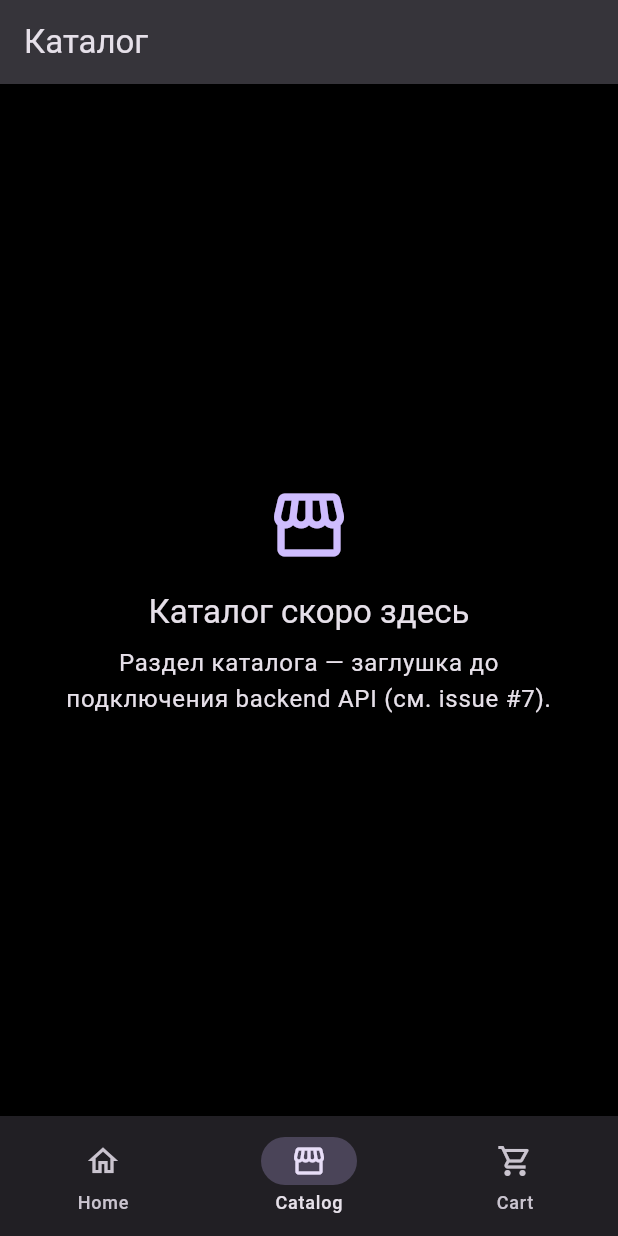
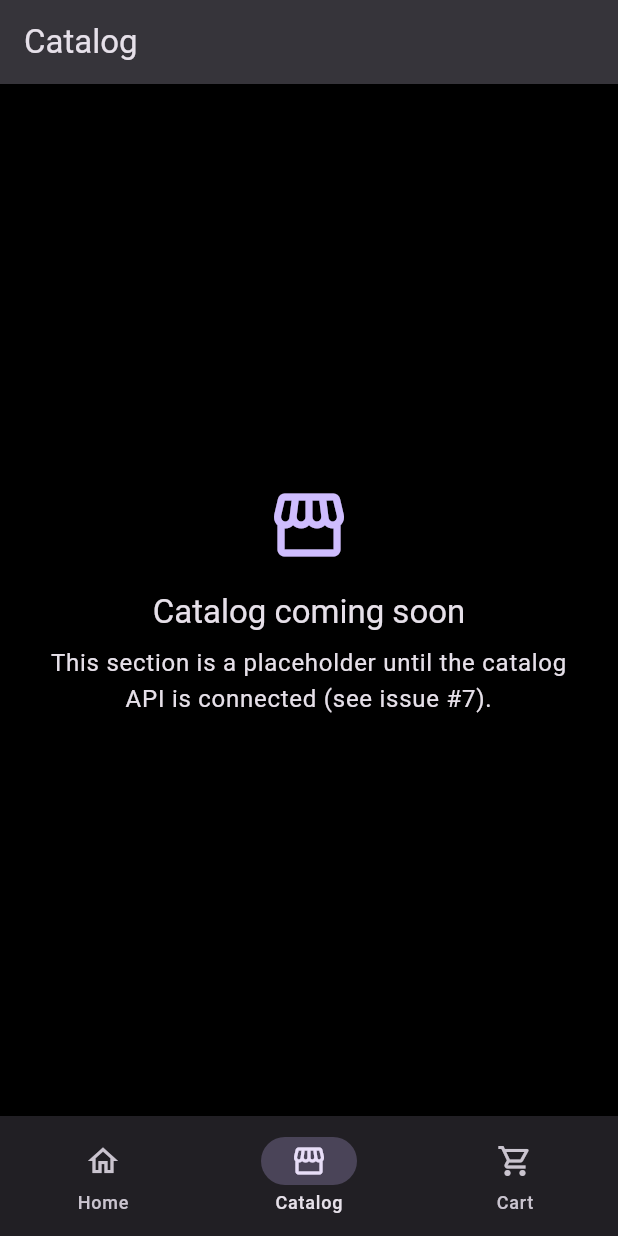
Before and after one commit to ZhuchkaTriplesix/ZhuchkaKeyboards_frontend_market, a Flutter app: the CatalogPlaceholderScreen screen opened by its route, on a phone screen of 412 x 824 dp. Run offline on Flutter 3.47's test engine with Material 3 defaults, Android fonts, the phone set to English and light mode, and no system bars; our stand-ins replace dio, go_router, google_sign_in, shared_preferences; missing offline and left inert: dart:html, dart:ui_web; accounts and stored records are empty; network calls fail.

Commit message:
feat(l10n): localize catalog and cart placeholder screens
Made-with: Cursor

```diff
--- a/lib/screens/catalog_placeholder_screen.dart
+++ b/lib/screens/catalog_placeholder_screen.dart
@@ -1,5 +1,6 @@
 import 'package:flutter/material.dart';
 
+import '../l10n/app_localizations.dart';
 import '../widgets/market_async_views.dart';
 
 /// Placeholder until catalog API is wired (issue #7).
@@ -8,15 +9,15 @@ class CatalogPlaceholderScreen extends StatelessWidget {
 
   @override
   Widget build(BuildContext context) {
+    final l10n = AppLocalizations.of(context);
     return Scaffold(
       appBar: AppBar(
-        title: const Text('Каталог'),
+        title: Text(l10n.catalogTitle),
       ),
-      body: const MarketEmptyView(
+      body: MarketEmptyView(
         icon: Icons.storefront_outlined,
-        title: 'Каталог скоро здесь',
-        message:
-            'Раздел каталога — заглушка до подключения backend API (см. issue #7).',
+        title: l10n.catalogEmptyTitle,
+        message: l10n.catalogEmptyBody,
       ),
     );
   }
```
Also changed, not shown: lib/screens/cart_placeholder_screen.dart (+6 -5 lines).
